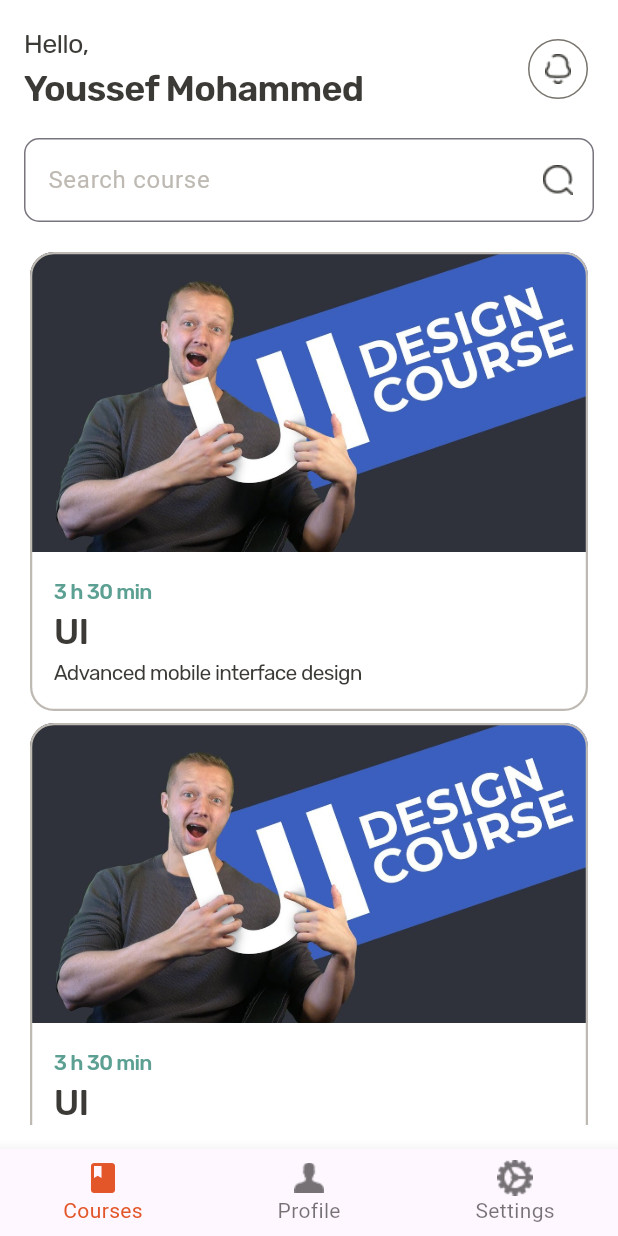
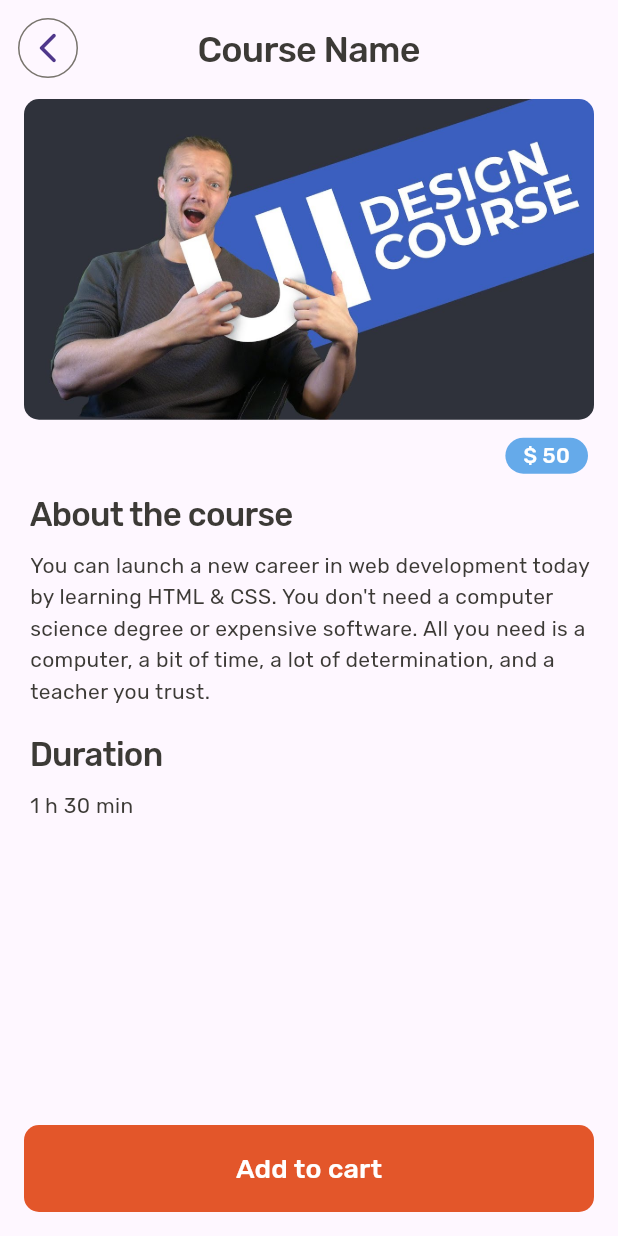
Before and after one commit to YoussefmSaber/coders_oasis, a Flutter app: the screen it shows after launch, on a phone screen of 412 x 824 dp. Run offline on Flutter 3.47's test engine with Material 2 defaults, Android fonts, the phone set to English and light mode, and no system bars; our stand-ins replace bloc, flutter_bloc, google_fonts, hexcolor, shared_preferences, smooth_page_indicator and 1 more; accounts and stored records are empty.

Commit message:
Added the course details page

```diff
--- a/lib/main.dart
+++ b/lib/main.dart
@@ -1,3 +1,4 @@
+import 'package:coders_oasis/screens/app-screens/course-details-screen/course_details_screen.dart';
 import 'package:coders_oasis/screens/authentication-screens/login/login_screen.dart';
 import 'package:coders_oasis/screens/onboarding/onboarding.dart';
 import 'package:coders_oasis/shared/bloc_observer.dart';
@@ -6,6 +7,7 @@ import 'package:coders_oasis/shared/cubit/onboarding_cubit/onboarding_cubit.dart
 import 'package:coders_oasis/shared/cubit/onboarding_cubit/onboarding_states.dart';
 import 'package:coders_oasis/shared/cubit/settings-cubit/settings_cubit.dart';
 import 'package:coders_oasis/shared/network/local/cahce_helper.dart';
+import 'package:coders_oasis/shared/network/remote/api-keys.dart';
 import 'package:flutter/material.dart';
 import 'package:flutter_bloc/flutter_bloc.dart';
 import 'package:supabase_flutter/supabase_flutter.dart';
@@ -14,8 +16,8 @@ import 'layout/app-layout/app_layout.dart';
 
 Future<void> main() async {
   await Supabase.initialize(
-    url: '',
-    anonKey: 'public-anon-key',
+      url: projectUrl,
+      anonKey: projectApiKey,
   );
 
   WidgetsFlutterBinding.ensureInitialized();
@@ -48,7 +50,7 @@ class MyApp extends StatelessWidget {
             listener: (context, state) {},
             builder: (context, state) => MaterialApp(
                   title: 'Flutter Demo',
-                  home: Scaffold(body: SafeArea(child: AppLayout())),
+                  home: Scaffold(body: SafeArea(child: CourseDetailsScreen())),
                   debugShowCheckedModeBanner: false,
                   theme: ThemeData(
                     useMaterial3: true,
@@ -58,7 +60,7 @@ class MyApp extends StatelessWidget {
 
   Widget openScreen() {
     if (onBoarding) {
-      return const LoginScreen();
+      return LoginScreen();
     } else {
       return OnBoardingScreen();
     }
--- /dev/null
+++ b/lib/screens/app-screens/course-details-screen/course_details_screen.dart
@@ -0,0 +1,137 @@
+import 'package:coders_oasis/layout/app-layout/app_layout.dart';
+import 'package:coders_oasis/shared/components/components.dart';
+import 'package:flutter/material.dart';
+import 'package:google_fonts/google_fonts.dart';
+
+import '../../../shared/components/constants.dart';
+
+class CourseDetailsScreen extends StatelessWidget {
+  const CourseDetailsScreen({super.key});
+
+  @override
+  Widget build(BuildContext context) {
+    return SafeArea(
+      child: Scaffold(
+        body: Stack(
+          children: [
+            Padding(
+              padding: const EdgeInsets.all(16.0),
+              child: Column(
+                crossAxisAlignment: CrossAxisAlignment.center,
+                children: [
+                  Padding(
+                    padding: const EdgeInsets.only(bottom: 16.0),
+                    child: Text(
+                      "Course Name",
+                      style: GoogleFonts.rubik(
+                        letterSpacing: -0.5,
+                        color: darkFont,
+                        fontSize: 24,
+                        fontWeight: FontWeight.w500,
+                      ),
+                    ),
+                  ),
+                  ClipRRect(
+                    borderRadius: const BorderRadius.all(Radius.circular(10)),
+                    child: Image.asset(
+                      "assets/images/images/ui-course.jpg",
+                      width: double.infinity,
+                    ),
+                  ),
+                  Padding(
+                    padding: const EdgeInsets.only(top: 8.0),
+                    child: Align(
+                      alignment: Alignment.bottomRight,
+                      child: Card(
+                        color: secondaryColor,
+                        elevation: 0,
+                        child: Padding(
+                          padding: const EdgeInsets.symmetric(
+                              horizontal: 12.0, vertical: 2),
+                          child: Text(
+                            "\$ 50",
+                            style: GoogleFonts.rubik(
+                                fontSize: 14,
+                                fontWeight: FontWeight.w500,
+                                color: Colors.white),
+                          ),
+                        ),
+                      ),
+                    ),
+                  ),
+                  Align(
+                    alignment: Alignment.centerLeft,
+                    child: Padding(
+                      padding: const EdgeInsets.symmetric(
+                          vertical: 8.0, horizontal: 4),
+                      child: Text(
+                        "About the course",
+                        style: GoogleFonts.rubik(
+                            letterSpacing: -0.5,
+                            color: darkFont,
+                            fontWeight: FontWeight.w500,
+                            fontSize: 22),
+                      ),
+                    ),
+                  ),
+                  Padding(
+                    padding: const EdgeInsets.only(left: 4.0),
+                    child: Text(
+                        "You can launch a new career in web development today by learning HTML & CSS. You don't need a computer science degree or expensive software. All you need is a computer, a bit of time, a lot of determination, and a teacher you trust.",
+                        style: GoogleFonts.rubik(
+                            fontSize: 14,
+                            height: 1.5,
+                            color: darkFont,
+                            fontWeight: FontWeight.w400)),
+                  ),
+                  Align(
+                    alignment: Alignment.centerLeft,
+                    child: Padding(
+                      padding:
+                          const EdgeInsets.only(left: 4.0, top: 16.0, bottom: 8),
+                      child: Text(
+                        "Duration",
+                        style: GoogleFonts.rubik(
+                            letterSpacing: -0.5,
+                            color: darkFont,
+                            fontWeight: FontWeight.w500,
+                            fontSize: 22),
+                      ),
+                    ),
+                  ),
+                  Align(
+                    alignment: Alignment.centerLeft,
+                    child: Padding(
+                      padding: const EdgeInsets.only(
+                        left: 4.0,
+                      ),
+                      child: Text(
+                        "1 h 30 min",
+                        style: GoogleFonts.rubik(
+                            color: darkFont,
+                            fontWeight: FontWeight.w400,
+                            fontSize: 14),
+                      ),
+                    ),
+                  ),
+                  const Spacer(),
+                  defaultButton(
+                      text: "Add to cart",
+                      onTap: () {},
+                      textColor: "ffffff",
+                      buttonWidth: double.infinity)
+                ],
+              ),
+            ),
+            Padding(
+              padding: const EdgeInsets.all(8.0),
+              child: backButton(onTap: () {
+                navigateTo(context, AppLayout());
+              }),
+            )
+          ],
+        ),
+      ),
+    );
+  }
+}
--- a/lib/screens/app-screens/courses-screen/courses_screen.dart
+++ b/lib/screens/app-screens/courses-screen/courses_screen.dart
@@ -81,7 +81,8 @@ class CoursesScreen extends StatelessWidget {
                   itemBuilder: (context, index) => courseItem(
                       duration: "3 h 30 min",
                       courseTitle: "UI",
-                      courseDescription: "Advanced mobile interface design")),
+                      courseDescription: "Advanced mobile interface design",
+                      context: context)),
             )
           ],
         ),
--- a/lib/screens/authentication-screens/forgetPassword/forget_password_screen.dart
+++ b/lib/screens/authentication-screens/forgetPassword/forget_password_screen.dart
@@ -65,7 +65,7 @@ class ForgetPasswordScreen extends StatelessWidget {
             Padding(
               padding: const EdgeInsets.all(8.0),
               child: backButton(onTap: () {
-                navigateAndFinish(context, const LoginScreen());
+                navigateAndFinish(context, LoginScreen());
               }),
             )
           ]),
--- a/lib/screens/authentication-screens/login/login_screen.dart
+++ b/lib/screens/authentication-screens/login/login_screen.dart
@@ -1,13 +1,18 @@
 import 'package:coders_oasis/screens/authentication-screens/forgetPassword/forget_password_screen.dart';
 import 'package:coders_oasis/shared/components/components.dart';
 import 'package:coders_oasis/shared/components/constants.dart';
+import 'package:coders_oasis/shared/network/remote/api-keys.dart';
+import 'package:flutter/foundation.dart';
 import 'package:flutter/material.dart';
 import 'package:google_fonts/google_fonts.dart';
+import 'package:supabase_flutter/supabase_flutter.dart';
 
 import '../signup/signup_screen.dart';
 
 class LoginScreen extends StatelessWidget {
-  const LoginScreen({super.key});
+  LoginScreen({super.key});
+
+  final supabase = Supabase.instance.client;
 
   @override
   Widget build(BuildContext context) {
@@ -27,7 +32,7 @@ class LoginScreen extends StatelessWidget {
               ),
               Text("Log in",
                   style: GoogleFonts.rubik(
-                      textStyle:TextStyle(
+                      textStyle: TextStyle(
                           color: darkFont,
                           fontSize: 24,
                           fontWeight: FontWeight.w500))),
@@ -36,7 +41,7 @@ class LoginScreen extends StatelessWidget {
               ),
               Text("Login with social networks",
                   style: GoogleFonts.rubik(
-                      textStyle:TextStyle(
+                      textStyle: TextStyle(
                           color: darkGray,
                           fontSize: 16,
                           fontWeight: FontWeight.w400))),
@@ -48,7 +53,19 @@ class LoginScreen extends StatelessWidget {
                 children: [
                   iconButton(
                       heroTag: 'google',
-                      onTap: () {},
+                      onTap: () {
+                        return supabase.auth
+                            .signInWithOAuth(Provider.google,
+                            redirectTo: 'https://wfppzqbzandnuqqxrhez.supabase.co/',
+                            authScreenLaunchMode:
+                            LaunchMode.inAppWebView,
+                          queryParams: {
+                              "apikey": projectApiKey
+                          }
+                        )
+                            .then((value) => print(value))
+                            .catchError((error) => print(error));
+                      },
                       buttonImage: const Image(
                         image:
                         AssetImage("assets/images/icons/google-icon.png"),
@@ -98,7 +115,7 @@ class LoginScreen extends StatelessWidget {
                 },
                 child: Text("Forgot Password?",
                     style: GoogleFonts.rubik(
-                        textStyle:TextStyle(
+                        textStyle: TextStyle(
                             color: darkGray,
                             fontSize: 16,
                             fontWeight: FontWeight.w500))),
@@ -126,7 +143,7 @@ class LoginScreen extends StatelessWidget {
                 },
                 child: Text("Sign up",
                     style: GoogleFonts.rubik(
-                        textStyle:TextStyle(
+                        textStyle: TextStyle(
                             color: darkGray,
                             fontSize: 16,
                             fontWeight: FontWeight.w500))),
--- a/lib/screens/authentication-screens/signup/signup_screen.dart
+++ b/lib/screens/authentication-screens/signup/signup_screen.dart
@@ -88,7 +88,7 @@ class SignupScreen extends StatelessWidget {
                         }
                       })),
                   onPressed: () {
-                    navigateAndFinish(context, const LoginScreen());
+                    navigateAndFinish(context, LoginScreen());
                   },
                   child: Text("Login",
                       style:GoogleFonts.rubik(
@@ -105,7 +105,7 @@ class SignupScreen extends StatelessWidget {
             Padding(
               padding: const EdgeInsets.all(8.0),
               child: backButton(onTap: () {
-                navigateAndFinish(context, const LoginScreen());
+                navigateAndFinish(context, LoginScreen());
               }),
             ),
           ]),
--- a/lib/screens/onboarding/onboarding.dart
+++ b/lib/screens/onboarding/onboarding.dart
@@ -96,7 +96,7 @@ class OnBoardingScreen extends StatelessWidget {
   void skipOnBoarding(context) {
     CacheHelper.saveData(key: 'onBoarding', value: true).then((value) {
       if (value) {
-        navigateAndFinish(context, const LoginScreen());
+        navigateAndFinish(context, LoginScreen());
       }
     });
   }
--- a/lib/shared/components/components.dart
+++ b/lib/shared/components/components.dart
@@ -1,3 +1,4 @@
+import 'package:coders_oasis/screens/app-screens/course-details-screen/course_details_screen.dart';
 import 'package:coders_oasis/shared/components/constants.dart';
 import 'package:flutter/material.dart';
 import 'package:flutter/services.dart';
@@ -420,8 +421,13 @@ Widget profileItem({required String label}) => Card(
 Widget courseItem(
         {required String duration,
         required String courseTitle,
-        required String courseDescription}) =>
-    Card(
+        required String courseDescription,
+        required context}) =>
+    InkWell(
+      onTap: (){
+        navigateTo(context, CourseDetailsScreen());
+      },
+      child: Card(
         shape: RoundedRectangleBorder(
             side: BorderSide(width: 1.5, color: gray),
             borderRadius: BorderRadius.circular(16)),
@@ -480,6 +486,7 @@ Widget courseItem(
             ),
           ],
         ),
+      ),
     );
 
 void navigateTo(context, widget) => Navigator.push(
```
Also changed, not shown: lib/screens/app-screens/profile-screen/profile_screen.dart (+7 -5 lines), pubspec.yaml (+5 -3 lines), pubspec.lock, 2 other files. Lines whose indentation alone changed are shown as unchanged.
